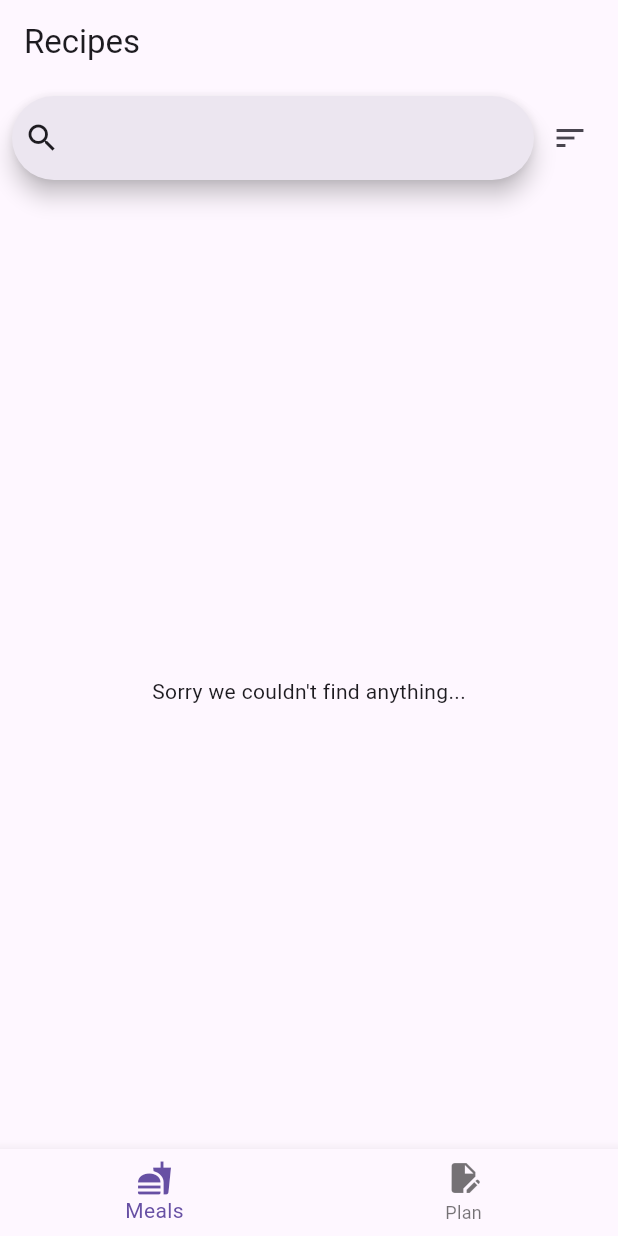
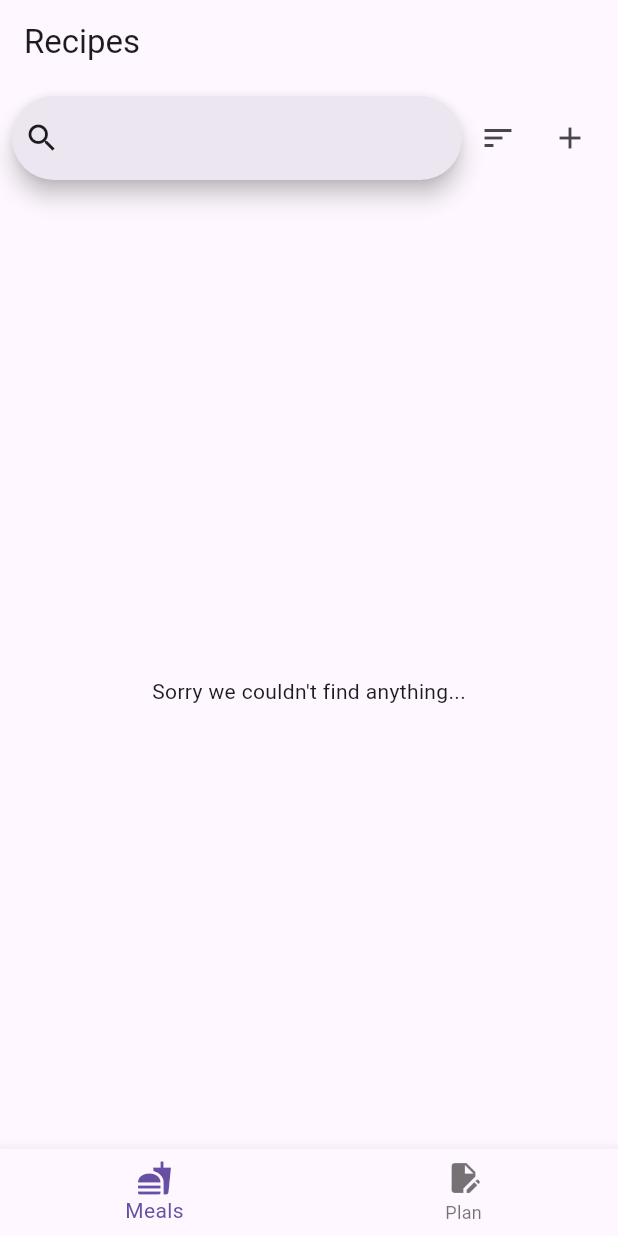
Before and after one commit to ZMensRain/Meals, a Flutter app: the screen it shows after launch, on a phone screen of 412 x 824 dp. Run offline on Flutter 3.47's test engine with Material 3 defaults, Android fonts, the phone set to English and light mode, and no system bars; our stand-ins replace isar, printing, share_plus, transparent_image; missing offline and left inert: converter, duration_picker; accounts and stored records are empty; generated files the repository leaves out were written again.

Commit message:
added the plus button as an option to the filter widget

```diff
--- a/lib/widgets/filter_widget.dart
+++ b/lib/widgets/filter_widget.dart
@@ -5,7 +5,11 @@ import 'package:meal_planner/model/recipe_stats.dart';
 import 'package:meal_planner/widgets/sheets/pick_tag_sheet.dart';
 
 class FilterWidget extends StatefulWidget {
-  const FilterWidget({super.key, required this.onFilterChanged});
+  const FilterWidget(
+      {super.key,
+      required this.onFilterChanged,
+      this.showPlusButton = false,
+      this.onPlusButton});
 
   final void Function(
     double maxCalories,
@@ -16,6 +20,10 @@ class FilterWidget extends StatefulWidget {
     List<String> excludedTags,
     String searchBarText,
   ) onFilterChanged;
+
+  final void Function()? onPlusButton;
+
+  final bool showPlusButton;
 
   @override
   State<FilterWidget> createState() => _FilterWidgetState();
@@ -102,6 +110,11 @@ class _FilterWidgetState extends State<FilterWidget> {
                 }),
                 icon: const Icon(Icons.sort),
               ),
+              if (widget.showPlusButton)
+                IconButton(
+                  onPressed: widget.onPlusButton,
+                  icon: const Icon(Icons.add),
+                ),
             ],
           ),
           const SizedBox(height: 8),
```
